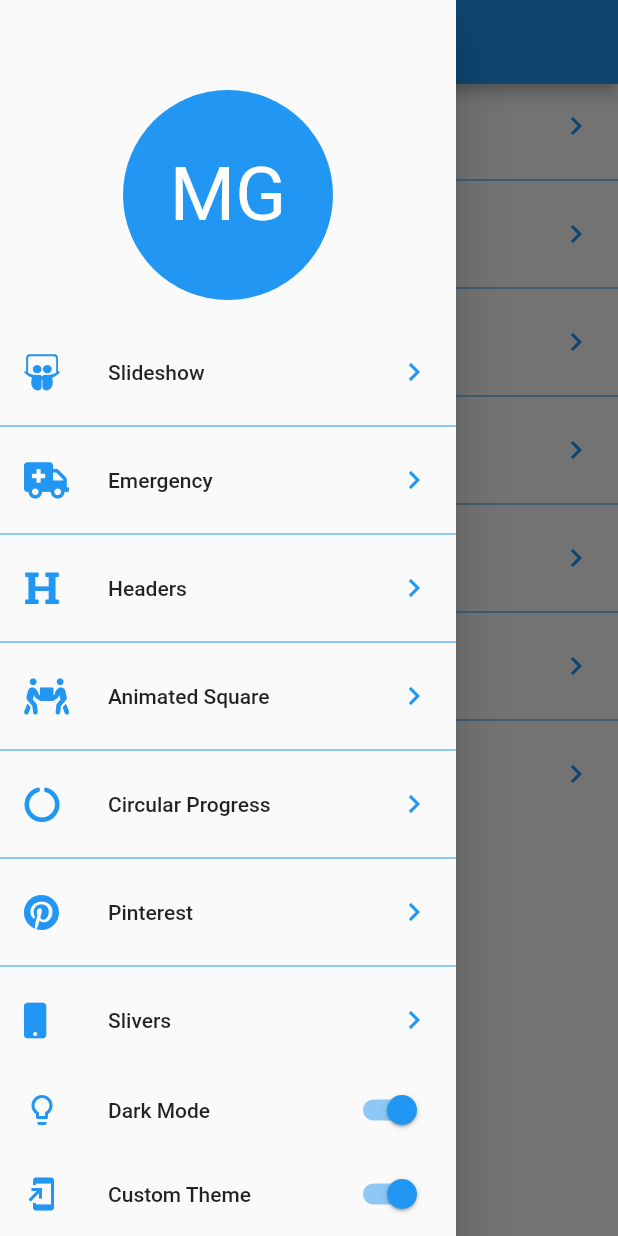
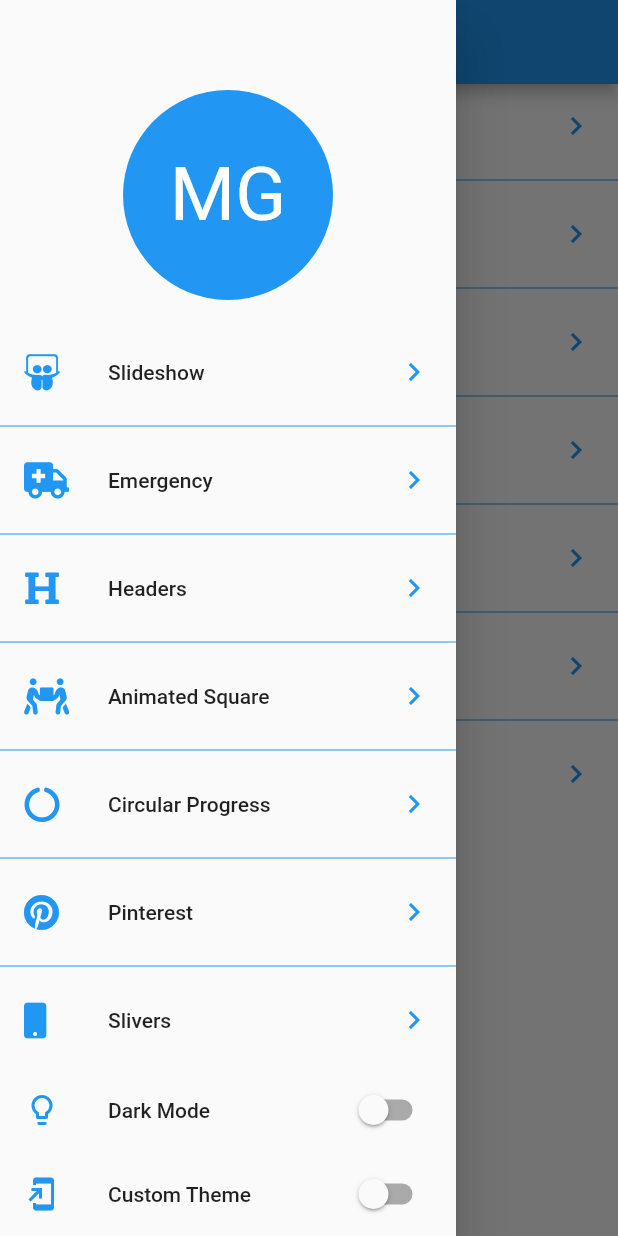
Before and after one commit to mgarciareimers/flutter_ui_design_course, a Flutter app: the screen it shows after launch, with the side drawer open, on a phone screen of 412 x 824 dp. Run offline on Flutter 3.47's test engine with Material 2 defaults, Android fonts, the phone set to English and light mode, and no system bars; our stand-ins replace animate_do, flutter_svg, font_awesome_flutter, shared_preferences.

Commit message:
designs_project: Start of theme color + Preferences implemented.

```diff
--- a/backgrounds_custom_painter/lib/src/pages/home_page.dart
+++ b/backgrounds_custom_painter/lib/src/pages/home_page.dart
@@ -1,5 +1,9 @@
 import 'package:flutter/material.dart';
 import 'package:font_awesome_flutter/font_awesome_flutter.dart';
+import 'package:provider/provider.dart';
+
+// Theme.
+import 'package:backgrounds_design/src/theme/theme_changer.dart';
 
 // Routes.
 import 'package:backgrounds_design/src/routes/routes.dart';
@@ -39,6 +43,8 @@ class _OptionsList extends StatelessWidget {
 class _Menu extends StatelessWidget {
   @override
   Widget build(BuildContext context) {
+  final ThemeChanger theme = Provider.of<ThemeChanger>(context);
+
     return Drawer(
       child: Container(
         child: Column(
@@ -59,12 +65,26 @@ class _Menu extends StatelessWidget {
             ListTile(
               leading: Icon(Icons.lightbulb_outline, color: Colors.blue),
               title: Text('Dark Mode'),
-              trailing: Switch.adaptive(value: true, activeColor: Colors.blue, onChanged: (value) {}),
+              trailing: Switch.adaptive(
+                value: theme.darkTheme,
+                activeColor: Colors.blue,
+                onChanged: (value) => theme.darkTheme = value
+              ),
             ),
-            ListTile(
-              leading: Icon(Icons.add_to_home_screen, color: Colors.blue),
-              title: Text('Custom Theme'),
-              trailing: Switch.adaptive(value: true, activeColor: Colors.blue, onChanged: (value) {}),
+            SafeArea(
+              bottom: true,
+              top: false,
+              right: false,
+              left: false,
+              child: ListTile(
+                leading: Icon(Icons.add_to_home_screen, color: Colors.blue),
+                title: Text('Custom Theme'),
+                trailing: Switch.adaptive(
+                  value: theme.customTheme,
+                  activeColor: Colors.blue,
+                  onChanged: (value) => theme.customTheme = value
+                ),
+              ),
             )
           ],
         ),
--- a/backgrounds_custom_painter/lib/src/pages/slideshow_page.dart
+++ b/backgrounds_custom_painter/lib/src/pages/slideshow_page.dart
@@ -8,7 +8,6 @@ class SlideShowPage extends StatelessWidget {
   @override
   Widget build(BuildContext context) {
     return Scaffold(
-      backgroundColor: Colors.white,
       body: Column(
         children: [
           Expanded(child: _MySlideShow()),
--- /dev/null
+++ b/backgrounds_custom_painter/lib/src/preferences/preferences.dart
@@ -0,0 +1,23 @@
+import 'package:shared_preferences/shared_preferences.dart';
+
+class Preferences {
+  static final Preferences _instance = new Preferences._internal();
+
+  static const String THEME = 'theme';
+
+  factory Preferences() {
+    return _instance;
+  }
+
+  Preferences._internal();
+
+  SharedPreferences _sharedPreferences;
+
+  initPreferences() async {
+    this._sharedPreferences = await SharedPreferences.getInstance();
+  }
+
+  // Theme id.
+  int get theme => this._sharedPreferences.get(THEME) == null ? 1 : this._sharedPreferences.get(THEME);
+  set theme (int theme) => this._sharedPreferences.setInt(THEME, theme);
+}
--- /dev/null
+++ b/backgrounds_custom_painter/lib/src/theme/theme_changer.dart
@@ -0,0 +1,64 @@
+import 'package:flutter/material.dart';
+
+// Preferences.
+import 'package:backgrounds_design/src/preferences/preferences.dart';
+
+class ThemeChanger with ChangeNotifier {
+  bool _darkTheme = false;
+  bool _customTheme = false;
+
+  ThemeData _currentTheme;
+
+  static const int THEME_LIGHT = 1;
+  static const int THEME_DARK = 2;
+  static const int THEME_CUSTOM = 3;
+
+  Preferences _preferences = new Preferences();
+
+  ThemeChanger(int theme) {
+    switch(theme) {
+      case THEME_LIGHT:
+        this._darkTheme = false;
+        this._customTheme = false;
+        this._currentTheme = ThemeData.light();
+        break;
+      case THEME_DARK:
+        this._darkTheme = true;
+        this._customTheme = false;
+        this._currentTheme = ThemeData.dark();
+        break;
+      case THEME_CUSTOM:
+        this._darkTheme = false;
+        this._customTheme = true;
+        this._currentTheme = ThemeData.light();
+        break;
+      default: break;
+    }
+  }
+
+  bool get darkTheme => this._darkTheme;
+  bool get customTheme => this._customTheme;
+  ThemeData get currentTheme => this._currentTheme;
+
+  set darkTheme(bool value) {
+    this._darkTheme = value;
+    this._customTheme = false;
+
+    this._currentTheme = value ? ThemeData.dark() : ThemeData.light();
+
+    this._preferences.theme = value ? THEME_DARK : THEME_LIGHT;
+
+    notifyListeners();
+  }
+
+  set customTheme(bool value) {
+    this._darkTheme = false;
+    this._customTheme = value;
+
+    this._currentTheme = value ? ThemeData.light() : ThemeData.light();
+
+    this._preferences.theme = value ? THEME_CUSTOM : THEME_LIGHT;
+
+    notifyListeners();
+  }
+}
--- a/backgrounds_custom_painter/pubspec.yaml
+++ b/backgrounds_custom_painter/pubspec.yaml
@@ -33,6 +33,7 @@ dependencies:
   flutter_staggered_grid_view: ^0.3.2
   font_awesome_flutter: ^8.10.0
   animate_do: ^1.7.3
+  shared_preferences: ^0.5.12+2
 
 dev_dependencies:
   flutter_test:
```
Also changed, not shown: backgrounds_custom_painter/lib/main.dart (+17 -2 lines), backgrounds_custom_painter/pubspec.lock, 3 other files.
